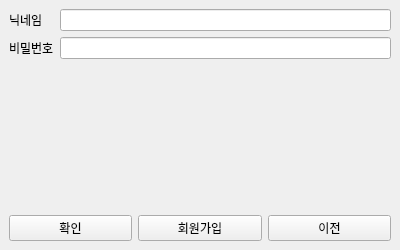
kauzue/Shop_cpp, file Client/Client/Login.ui: the form before one commit.
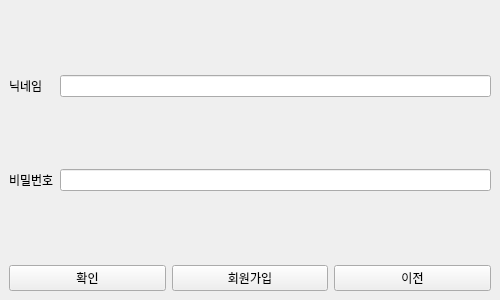
The form after the commit.

```diff
--- a/Client/Client/Login.ui
+++ b/Client/Client/Login.ui
@@ -6,8 +6,8 @@
 			<rect>
 				<x>0</x>
 				<y>0</y>
-				<width>400</width>
-				<height>250</height>
+    <width>500</width>
+    <height>300</height>
 			</rect>
 		</property>
 		<property name="windowTitle">
@@ -17,18 +17,40 @@
 			<layout class="QVBoxLayout" name="verticalLayout" >
 				<item>
 					<layout class="QFormLayout" name="formLayout">
+      <property name="fieldGrowthPolicy">
+       <enum>QFormLayout::FieldGrowthPolicy::ExpandingFieldsGrow</enum>
+      </property>
 						<item row="0" column="0">
 							<widget class="QLabel" name="labelNickname">
+        <property name="sizePolicy">
+         <sizepolicy hsizetype="Preferred" vsizetype="Expanding">
+          <horstretch>0</horstretch>
+          <verstretch>0</verstretch>
+         </sizepolicy>
+        </property>
 								<property name="text">
 									<string>닉네임</string>
 								</property>
 							</widget>
 						</item>
 						<item row="0" column="1">
-							<widget class="QLineEdit" name="nicknameEdit"/>
+       <widget class="QLineEdit" name="nicknameEdit">
+        <property name="sizePolicy">
+         <sizepolicy hsizetype="Expanding" vsizetype="Maximum">
+          <horstretch>0</horstretch>
+          <verstretch>0</verstretch>
+         </sizepolicy>
+        </property>
+       </widget>
 						</item>
 						<item row="1" column="0">
 							<widget class="QLabel" name="labelPassword">
+        <property name="sizePolicy">
+         <sizepolicy hsizetype="Preferred" vsizetype="Expanding">
+          <horstretch>0</horstretch>
+          <verstretch>0</verstretch>
+         </sizepolicy>
+        </property>
 								<property name="text">
 									<string>비밀번호</string>
 								</property>
@@ -36,6 +58,12 @@
 						</item>
 						<item row="1" column="1">
 							<widget class="QLineEdit" name="passwordEdit">
+        <property name="sizePolicy">
+         <sizepolicy hsizetype="Expanding" vsizetype="Maximum">
+          <horstretch>0</horstretch>
+          <verstretch>0</verstretch>
+         </sizepolicy>
+        </property>
 								<property name="echoMode">
 									<enum>QLineEdit::Password</enum>
 								</property>
@@ -47,6 +75,12 @@
 					<layout class="QHBoxLayout" name="buttonLayout">
 						<item>
 							<widget class="QPushButton" name="loginBtn">
+        <property name="sizePolicy">
+         <sizepolicy hsizetype="Minimum" vsizetype="Maximum">
+          <horstretch>0</horstretch>
+          <verstretch>0</verstretch>
+         </sizepolicy>
+        </property>
 								<property name="text">
 									<string>확인</string>
 								</property>
@@ -54,6 +88,12 @@
 						</item>
 						<item>
 							<widget class="QPushButton" name="signupBtn">
+        <property name="sizePolicy">
+         <sizepolicy hsizetype="Minimum" vsizetype="Maximum">
+          <horstretch>0</horstretch>
+          <verstretch>0</verstretch>
+         </sizepolicy>
+        </property>
 								<property name="text">
 									<string>회원가입</string>
 								</property>
@@ -61,6 +101,12 @@
 						</item>
 						<item>
 							<widget class="QPushButton" name="backBtn">
+        <property name="sizePolicy">
+         <sizepolicy hsizetype="Minimum" vsizetype="Maximum">
+          <horstretch>0</horstretch>
+          <verstretch>0</verstretch>
+         </sizepolicy>
+        </property>
 								<property name="text">
 									<string>이전</string>
 								</property>
```
Left out of the diff: 4 changed lines with no effect on the pictures. Lines whose indentation alone changed are shown as unchanged.
